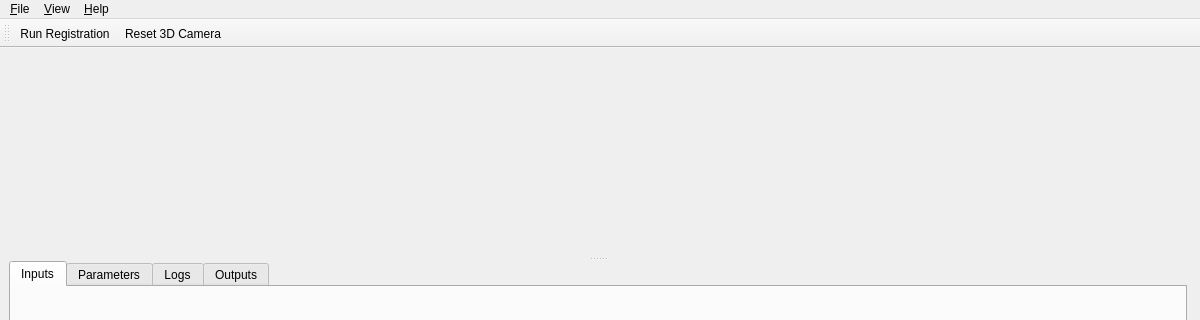
ori-drs/aerial_terrestrial_registration, file src/digiforest_registration/gui/main_window.ui: the form before one commit; both pictures show x 0 to 1200 and y 0 to 320 of the 1200 by 800 pixel window.
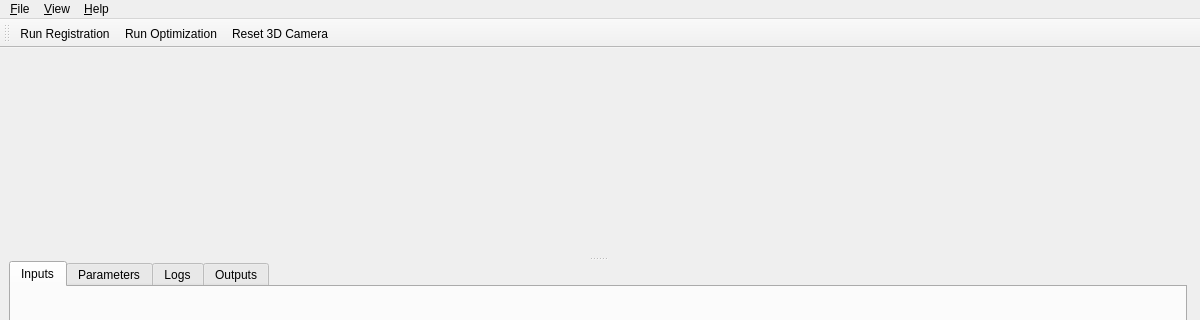
The form after the commit.

Commit message: refactoring for starting optimization from gui

The edit to the form file:
```diff
--- a/src/digiforest_registration/gui/main_window.ui
+++ b/src/digiforest_registration/gui/main_window.ui
@@ -108,6 +108,7 @@
     <string>Main Toolbar</string>
    </property>
    <addaction name="actionRunRegistration"/>
+   <addaction name="actionRunOptimization"/>
    <addaction name="actionReset3D"/>
   </widget>
   <action name="actionQuit">
@@ -118,6 +119,11 @@
     <string>Ctrl+Q</string>
    </property>
   </action>
+  <action name="actionRunOptimization">
+   <property name="text">
+    <string>Run Optimization</string>
+   </property>
+  </action>
   <action name="actionRunRegistration">
    <property name="text">
     <string>Run Registration</string>
```
Left out of the diff: 1 changed line with no effect on the pictures. The commit also changes 5 other files.
